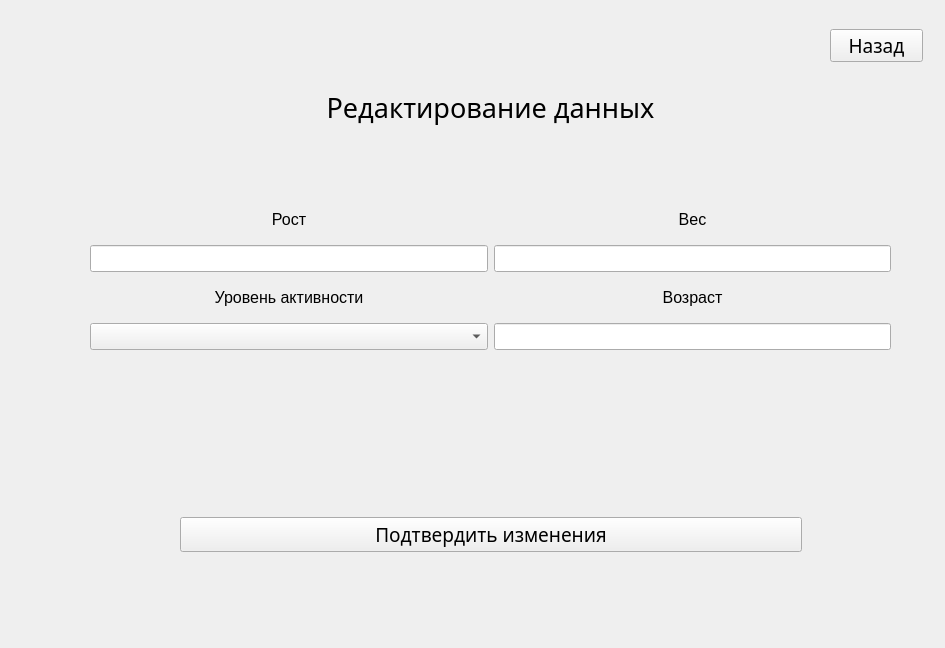
Qt form RegLog.ui (TheLastie/FitnessTracker) before a commit.
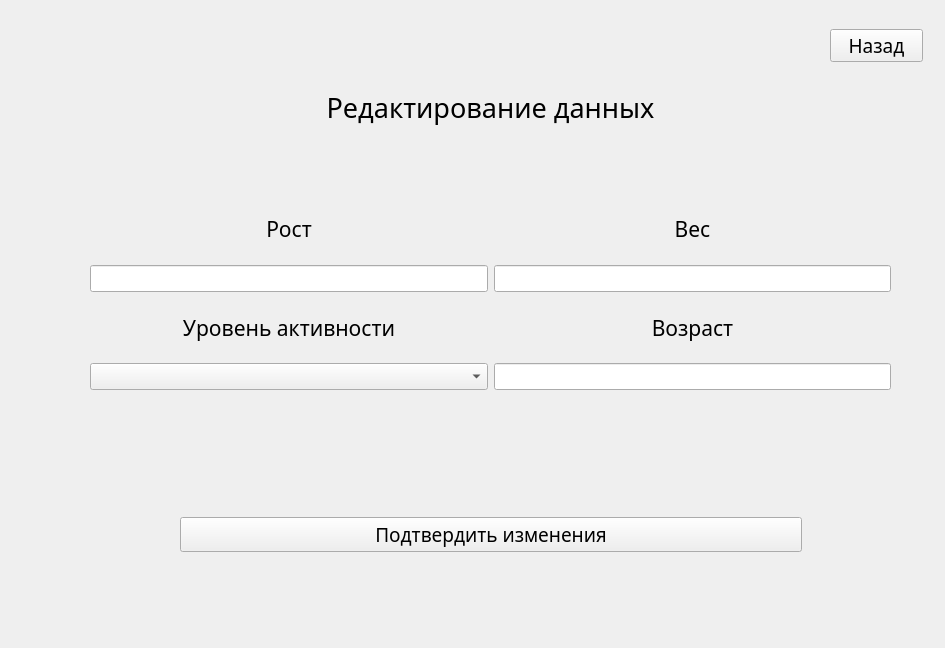
The same form after that commit.

Commit message: light theme edit: editing colors from theme1, adding ReggLog to css; dark theme: adding ReggLog to css; adding tool buttons to main.ui, shifting all of stuffs downwards

The edit to the form file:
```diff
--- a/RegLog.ui
+++ b/RegLog.ui
@@ -883,7 +883,7 @@
        <x>70</x>
        <y>180</y>
        <width>801</width>
-       <height>151</height>
+       <height>191</height>
       </rect>
      </property>
      <layout class="QGridLayout" name="gridLayout">
@@ -891,7 +891,8 @@
        <widget class="QLabel" name="label">
         <property name="font">
          <font>
-          <pointsize>12</pointsize>
+          <family>Sitka Heading</family>
+          <pointsize>16</pointsize>
          </font>
         </property>
         <property name="text">
@@ -906,7 +907,8 @@
        <widget class="QLabel" name="label_2">
         <property name="font">
          <font>
-          <pointsize>12</pointsize>
+          <family>Sitka Heading</family>
+          <pointsize>16</pointsize>
          </font>
         </property>
         <property name="text">
@@ -939,7 +941,8 @@
        <widget class="QLabel" name="label_3">
         <property name="font">
          <font>
-          <pointsize>12</pointsize>
+          <family>Sitka Heading</family>
+          <pointsize>16</pointsize>
          </font>
         </property>
         <property name="text">
@@ -963,7 +966,8 @@
        <widget class="QLabel" name="label_4">
         <property name="font">
          <font>
-          <pointsize>12</pointsize>
+          <family>Sitka Heading</family>
+          <pointsize>16</pointsize>
          </font>
         </property>
         <property name="text">
```
Left out of the diff: 8 changed lines with no effect on the pictures. The commit also changes 4 other files.
